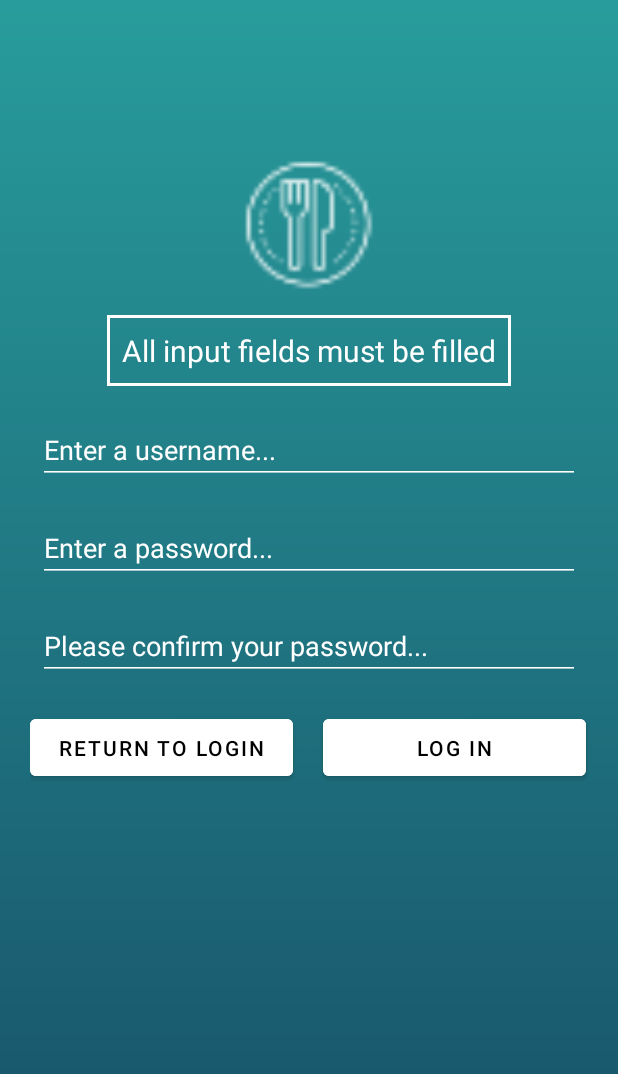
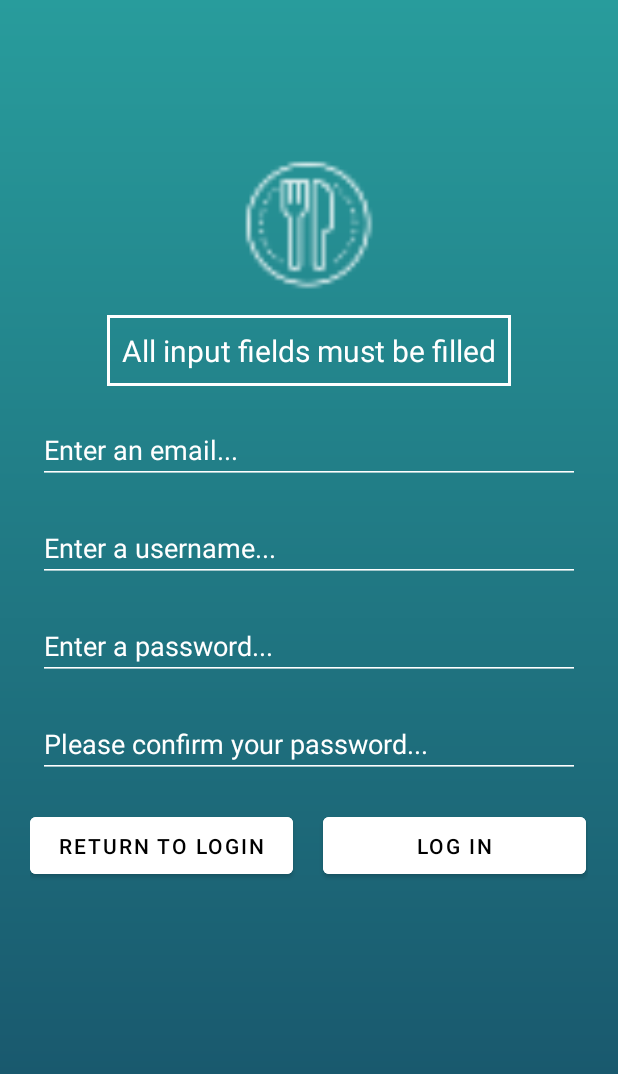
Before and after one commit to Sulaiman2001/MealPlannerApp, an Android app: the RegisterFragment screen opened through its navigation route, after a tap on "LOG IN", on a phone screen of 412 x 824 dp. Shown: the top 1074 px of the screen. Run offline under Robolectric (Android 15) with nearby library versions, the phone set to English and light mode, and no system bars; our stand-ins replace Volley, navigation-ui; Roboto replaces fonts that are not available here.

Commit message:
Added checks so that if the user enters an email that already exists it will not add it to the database and it will notify the user. Also fixed bug where old error messages will still be displayed if they fixed the error in their input.

```diff
--- a/app/src/main/java/uk/ac/aston/cs3mdd/mealplanner/MainActivity.java
+++ b/app/src/main/java/uk/ac/aston/cs3mdd/mealplanner/MainActivity.java
@@ -31,7 +31,6 @@ public class MainActivity extends AppCompatActivity {
 
         binding = ActivityMainBinding.inflate(getLayoutInflater());
         setContentView(binding.getRoot());
-
         BottomNavigationView navView = findViewById(R.id.nav_view);
         // Passing each menu ID as a set of Ids because each
         // menu should be considered as top-level destinations.
@@ -61,7 +60,6 @@ public class MainActivity extends AppCompatActivity {
                 navView.setVisibility(View.VISIBLE);
             }
         });
-
         NavigationUI.setupWithNavController(binding.navView, navController);
 
         // Manually handle the item selection to update the visual state
--- a/app/src/main/java/uk/ac/aston/cs3mdd/mealplanner/ui/register/RegisterFragment.java
+++ b/app/src/main/java/uk/ac/aston/cs3mdd/mealplanner/ui/register/RegisterFragment.java
@@ -32,10 +32,10 @@ import uk.ac.aston.cs3mdd.mealplanner.R;
 public class RegisterFragment extends Fragment {
     private static final String RegisterTest = "RegisterFragment";
 
-    private EditText registerUsername, registerPassword, confirmPassword;
+    private EditText registerEmail, registerUsername, registerPassword, confirmPassword;
     private Button registerButton, returnToLoginButton;
 
-    private TextView  passwordLengthMsg, passwordCapitalLetterMsg, passwordMatchMsg, passwordNumberMsg, emptyInputFieldsMsg;
+    private TextView  emailExistsMsg, emailFormatMsg, passwordLengthMsg, passwordCapitalLetterMsg, passwordMatchMsg, passwordNumberMsg, emptyInputFieldsMsg;
 
     @Override
     public View onCreateView(LayoutInflater inflater, ViewGroup container,
@@ -43,11 +43,14 @@ public class RegisterFragment extends Fragment {
         // Inflate the layout for this fragment
         View rootView = inflater.inflate(R.layout.fragment_register, container, false);
 
+        registerEmail = rootView.findViewById(R.id.registerEmail);
         registerUsername = rootView.findViewById(R.id.registerUsername);
         registerPassword = rootView.findViewById(R.id.registerPassword);
         confirmPassword = rootView.findViewById(R.id.confirmPassword);
         registerButton = rootView.findViewById(R.id.register);
         returnToLoginButton = rootView.findViewById(R.id.returnToLogIn);
+        emailExistsMsg = rootView.findViewById(R.id.emailExistsMsg);
+        emailFormatMsg = rootView.findViewById(R.id.emailFormatMsg);
         passwordLengthMsg = rootView.findViewById(R.id.passwordLengthMsg);
         passwordCapitalLetterMsg = rootView.findViewById(R.id.passwordCapitalLetterMsg);
         passwordMatchMsg = rootView.findViewById(R.id.passwordMatchMsg);
@@ -74,8 +77,9 @@ public class RegisterFragment extends Fragment {
 
     private void registerUser() {
 
-        final String username = registerUsername.getText().toString().trim();
-        final String password = registerPassword.getText().toString().trim();
+        String email = registerEmail.getText().toString().trim();
+        String username = registerUsername.getText().toString().trim();
+        String password = registerPassword.getText().toString().trim();
         String confirmedPassword = confirmPassword.getText().toString().trim();
 
         boolean hasError = false; // Variable to track if any error occurred
@@ -85,30 +89,49 @@ public class RegisterFragment extends Fragment {
             Toast.makeText(getActivity(), "All fields must be filled", Toast.LENGTH_SHORT).show();
             emptyInputFieldsMsg.setVisibility(TextView.VISIBLE);
             return;
+        } else {
+            emptyInputFieldsMsg.setVisibility(TextView.GONE);
+        }
+
+
+        // Check if the email contains the "@" symbol
+        if (!email.contains("@")) {
+            emailFormatMsg.setVisibility(TextView.VISIBLE);
+            hasError = true;
+        } else{
+            emailFormatMsg.setVisibility(TextView.GONE);
         }
 
         // Check the password is at least 8 characters
         if (password.length() < 8) {
             passwordLengthMsg.setVisibility(TextView.VISIBLE);
             hasError = true;
+        } else {
+            passwordLengthMsg.setVisibility(TextView.GONE);
         }
 
         // Check the password contains a number
         if (!password.matches(".*[1-9].*")) {
             passwordNumberMsg.setVisibility(TextView.VISIBLE);
             hasError = true;
+        } else {
+            passwordNumberMsg.setVisibility(TextView.GONE);
         }
 
         // Check the password contains a capital character
         if (!password.matches(".*[A-Z].*")) {
             passwordCapitalLetterMsg.setVisibility(TextView.VISIBLE);
             hasError = true;
+        } else {
+            passwordCapitalLetterMsg.setVisibility(TextView.GONE);
         }
 
         // Check if passwords match
         if (!password.equals(confirmedPassword)) {
             passwordMatchMsg.setVisibility(TextView.VISIBLE);
             hasError = true;
+        } else {
+            passwordMatchMsg.setVisibility(TextView.GONE);
         }
 
         if (hasError) {
@@ -156,8 +179,10 @@ public class RegisterFragment extends Fragment {
                 Log.i(RegisterTest, "Registration successful. Message: " + message);
                 Toast.makeText(getActivity(), message, Toast.LENGTH_SHORT).show();
                 Navigation.findNavController(requireView()).navigate(R.id.action_register_to_meals);
-            } else {
-
+            } else if ("error".equals(status)) {
+                if (message.contains("Email already exists")) {
+                    emailExistsMsg.setVisibility(View.VISIBLE); // Show emailExistsMsg TextView
+                }
                 Log.e(RegisterTest, "Registration failed. Message: " + message);
                 Toast.makeText(getActivity(), message, Toast.LENGTH_SHORT).show();
             }
@@ -167,6 +192,7 @@ public class RegisterFragment extends Fragment {
             Log.e(RegisterTest, "JSON parsing error: " + e.getMessage());
         }
     }
+
 
     private void handleRegistrationError(VolleyError error) {
         Log.e(RegisterTest, "Volley error: " + error.getMessage(), error);
@@ -183,6 +209,7 @@ public class RegisterFragment extends Fragment {
 
     private Map<String, String> createRegistrationParams() {
         Map<String, String> data = new HashMap<>();
+        data.put("email", registerEmail.getText().toString());
         data.put("username", registerUsername.getText().toString());
         data.put("password", registerPassword.getText().toString());
         data.put("confirmedPassword", confirmPassword.getText().toString());
--- a/app/src/main/res/layout/fragment_meal_details.xml
+++ b/app/src/main/res/layout/fragment_meal_details.xml
@@ -31,7 +31,7 @@
                 android:textSize="30dp"
                 android:textStyle="bold"
                 android:textColor="@color/black"
-                android:text="Hello"/>
+                android:text="Title"/>
 
         </LinearLayout>
 
--- a/app/src/main/res/layout/fragment_register.xml
+++ b/app/src/main/res/layout/fragment_register.xml
@@ -27,6 +27,31 @@
         android:visibility="gone"
         android:textAlignment="center"
         android:layout_gravity="center"/>
+    <TextView
+        android:id="@+id/emailExistsMsg"
+        android:layout_width="wrap_content"
+        android:layout_height="wrap_content"
+        android:text="Email address is already linked to an account"
+        android:textColor="@color/white"
+        android:background="@drawable/msg_border"
+        android:textSize="20dp"
+        android:layout_marginTop="10dp"
+        android:layout_marginHorizontal="25dp"
+        android:visibility="gone"
+        android:textAlignment="center"
+        android:layout_gravity="center"/>
+
+    <EditText
+        android:id="@+id/registerEmail"
+        android:layout_width="match_parent"
+        android:layout_height="wrap_content"
+        android:layout_marginTop="20dp"
+        android:layout_marginLeft="25dp"
+        android:layout_marginRight="25dp"
+        android:textColor="@color/white"
+        android:textColorHint="@color/white"
+        android:hint="Enter an email..."
+        android:backgroundTint="@color/white"/>
 
     <EditText
         android:id="@+id/registerUsername"
@@ -64,6 +89,19 @@
         android:textColorHint="@color/white"
         android:hint="Please confirm your password..."
         android:backgroundTint="@color/white"/>
+
+    <TextView
+        android:id="@+id/emailFormatMsg"
+        android:layout_width="wrap_content"
+        android:layout_height="wrap_content"
+        android:text="Email must contain an @ symbol"
+        android:textColor="@color/white"
+        android:background="@drawable/msg_border"
+        android:textSize="20dp"
+        android:layout_marginHorizontal="25dp"
+        android:visibility="gone"
+        android:textAlignment="center"
+        android:layout_gravity="center"/>
 
     <TextView
         android:id="@+id/passwordMatchMsg"
```
Also changed, not shown: 1 other file.
